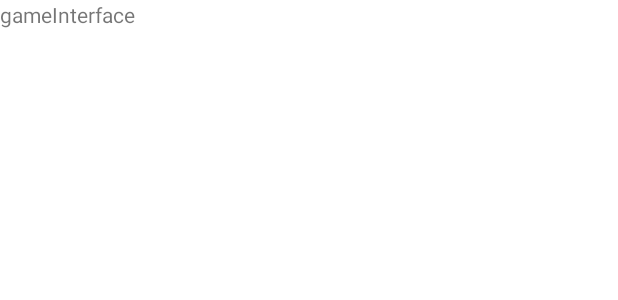
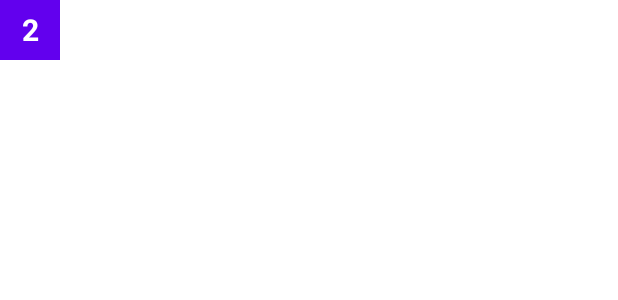
Before and after one commit to maoyifanEE/simpleGameWithKotlin_2048, an Android app: the layout fragment_classic_game.xml on its own in the app's theme, with its tools: preview values and no code run, on a phone screen of 412 x 824 dp. Shown: the top 300 px of the screen. Run offline under Robolectric (Android 15) with nearby library versions, the phone set to English and light mode, and no system bars.

```diff
--- a/app/src/main/java/com/example/game2048/MainActivity.kt
+++ b/app/src/main/java/com/example/game2048/MainActivity.kt
@@ -3,8 +3,11 @@ package com.example.game2048
 import android.annotation.SuppressLint
 import androidx.appcompat.app.AppCompatActivity
 import android.os.Bundle
+import android.util.Log
+import android.view.MotionEvent
 import android.widget.Button
 import android.widget.Toast
+import androidx.core.view.MotionEventCompat
 import androidx.fragment.app.Fragment
 
 class MainActivity : AppCompatActivity() {
@@ -17,6 +20,8 @@ class MainActivity : AppCompatActivity() {
 
     }
 
+
+
     private fun goToFragment(fragment: Fragment) {
         supportFragmentManager
             .beginTransaction()
--- a/app/src/main/res/layout/fragment_classic_game.xml
+++ b/app/src/main/res/layout/fragment_classic_game.xml
@@ -1,12 +1,21 @@
 <?xml version="1.0" encoding="utf-8"?>
 <androidx.constraintlayout.widget.ConstraintLayout xmlns:android="http://schemas.android.com/apk/res/android"
+    xmlns:app="http://schemas.android.com/apk/res-auto"
     android:layout_width="match_parent"
     android:layout_height="match_parent">
 
     <TextView
-        android:text="gameInterface"
-        android:layout_width="match_parent"
-        android:layout_height="match_parent"/>
+        android:id="@+id/fragment_classicGame_tv_1"
+        android:text="2"
+        android:textSize="20dp"
+        android:textColor="@color/white"
+        android:textStyle="bold"
+        android:gravity="center"
+        android:background="@color/purple_500"
+        android:layout_width="40dp"
+        android:layout_height="40dp"/>
+
+
 
 
 </androidx.constraintlayout.widget.ConstraintLayout>
--- a/app/src/main/res/layout/fragment_start.xml
+++ b/app/src/main/res/layout/fragment_start.xml
@@ -5,10 +5,7 @@
     android:layout_height="match_parent"
     xmlns:app="http://schemas.android.com/apk/res-auto">
 
-    <ImageView
-        android:background="@drawable/start_frag_background"
-        android:layout_width="match_parent"
-        android:layout_height="match_parent"/>
+
 
     <TextView
         android:id="@+id/startFragment_tv_title"
```
Also changed, not shown: app/src/main/java/com/example/game2048/ClassicGameFragment.kt (+36 -0 lines), app/src/main/java/com/example/game2048/GameViewModel.kt (added, +7 -0 lines), app/src/main/res/drawable-v24/start_frag_background.png (deleted).
